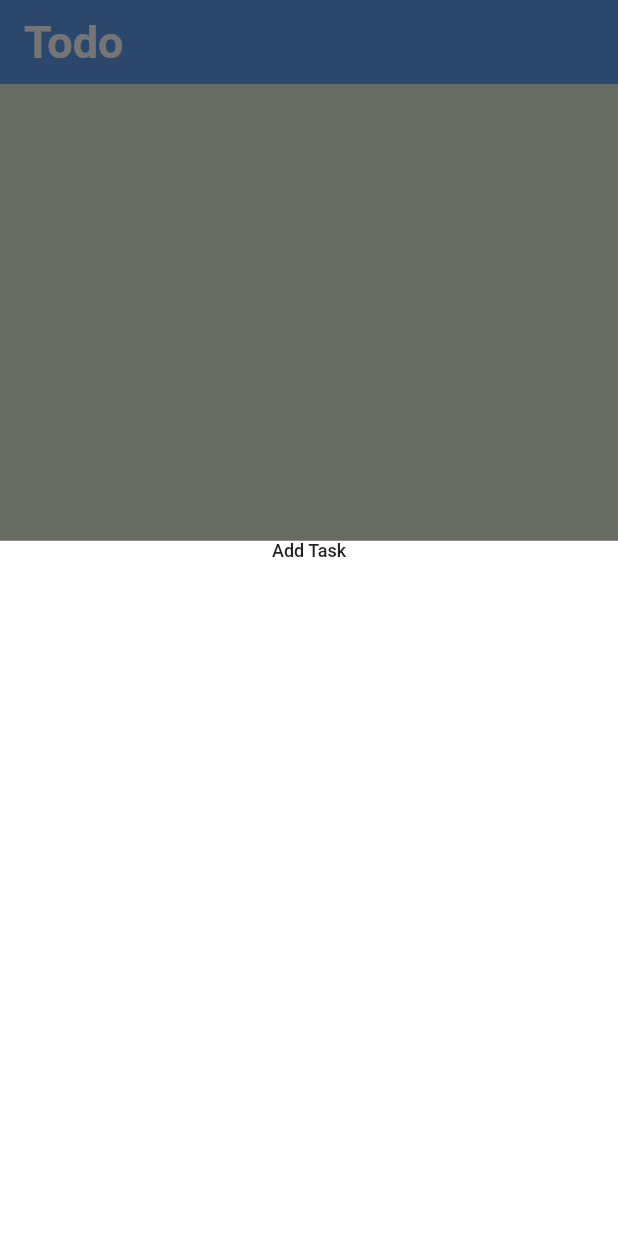
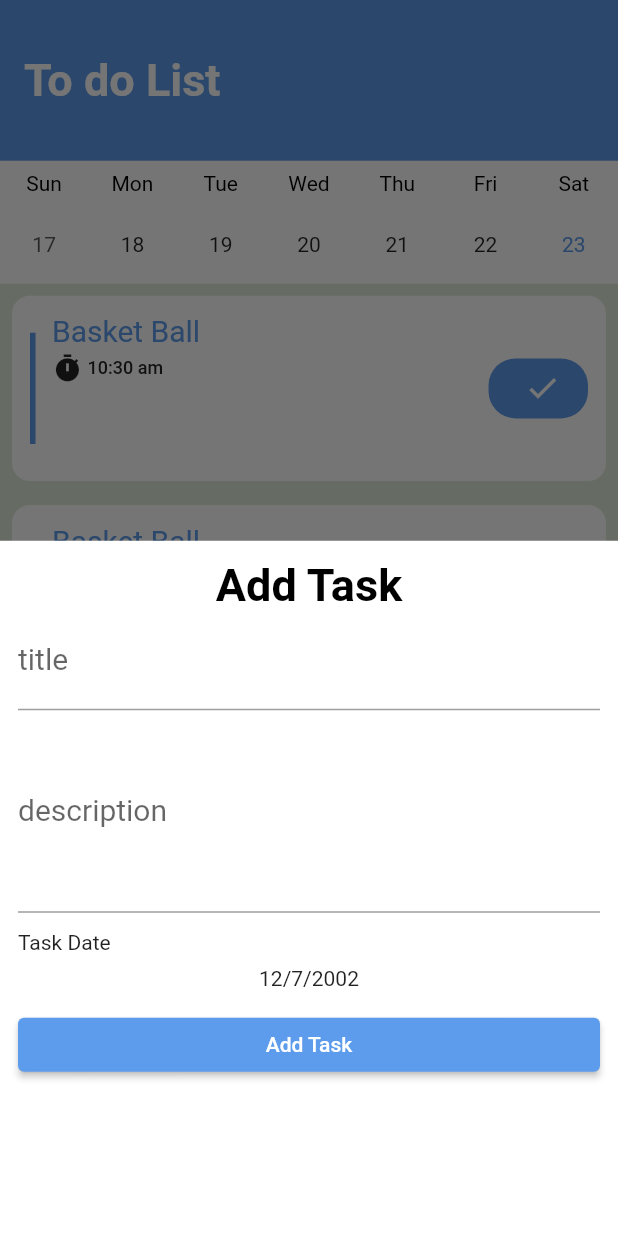
Before and after one commit to Norhan-127/Todo1, a Flutter app: the screen it shows after launch, after a tap on the "add" icon, on a phone screen of 412 x 824 dp. Run offline on Flutter 3.47's test engine with Material 2 defaults, Android fonts, the phone set to English and light mode, and no system bars; drawn by our look-alikes of table_calendar.

Commit message:
created widgets

```diff
--- a/lib/ui/home/Add_Task_Sheet.dart
+++ b/lib/ui/home/Add_Task_Sheet.dart
@@ -6,12 +6,36 @@ class AddTaskBottonSheet extends StatelessWidget {
   @override
   Widget build(BuildContext context) {
     return Container(
+      padding: EdgeInsets.all(12),
       child: Column(
+        crossAxisAlignment: CrossAxisAlignment.stretch,
         children: [
-          Text('Add Task',style: Theme.of(context).textTheme.bodyText1,),
-          Form(child:Column(children: [
-            TextFormField(),
-          ],))
+          Text('Add Task',
+            textAlign: TextAlign.center,
+            style: Theme.of(context).textTheme.headline1?.copyWith(color: Colors.black),),
+          Form(child:Column(
+              crossAxisAlignment: CrossAxisAlignment.stretch,
+              children: [
+            TextFormField(
+              decoration: InputDecoration(
+                labelText: 'title',
+              ),
+            ),
+            TextFormField(
+              minLines: 4,
+              maxLines: 4,
+              decoration: InputDecoration(
+                labelText: 'description',
+              ),
+            ),
+                SizedBox(height: 12,),
+                Text('Task Date'),
+                SizedBox(height: 8,),
+                Text('12/7/2002',textAlign: TextAlign.center,),
+                SizedBox(height: 12,),
+          ]),
+          ),
+          ElevatedButton(onPressed: (){},child: Text('Add Task'),)
         ],
       ),
     );
--- a/lib/ui/home/home_screen.dart
+++ b/lib/ui/home/home_screen.dart
@@ -1,6 +1,6 @@
 import 'package:flutter/material.dart';
 import 'package:todo/ui/home/settings/Settings_Tab.dart';
-import 'package:todo/ui/home/tasks_list/Tasks_List_Tab.dart';
+import 'package:todo/ui/home/tasks_list/TodosTab.dart';
 
 import 'Add_Task_Sheet.dart';
 
@@ -19,9 +19,10 @@ class _HomeScreenState extends State<HomeScreen> {
    return Scaffold(
      backgroundColor:Theme.of(context).colorScheme.secondary,
      appBar: AppBar(
-       title: Text('Todo',
+       title: Text('To do List',
        style: Theme.of(context).textTheme.headline1,
        ),
+       toolbarHeight: MediaQuery.of(context).size.height*.13,
      ),
 
      bottomNavigationBar: BottomAppBar(
--- a/lib/ui/home/my_theme.dart
+++ b/lib/ui/home/my_theme.dart
@@ -20,7 +20,7 @@ class MyThemeData {
           background: colorLightGreen,
           onBackground: lightPrimary,
           surface: Colors.white,
-          onSurface: colorWhite),
+          onSurface: Colors.black),
       scaffoldBackgroundColor: colorLightGreen,
       appBarTheme: AppBarTheme(
           centerTitle: false,
--- /dev/null
+++ b/lib/ui/home/tasks_list/Task_Widget.dart
@@ -0,0 +1,62 @@
+import 'package:flutter/material.dart';
+
+class TaskWidget extends StatelessWidget {
+  @override
+  Widget build(BuildContext context) {
+    return Container(
+      height: MediaQuery.of(context).size.height*.15,
+      decoration: BoxDecoration(
+          color: Colors.white,
+          borderRadius: BorderRadius.circular(12)),
+      margin: EdgeInsets.all(8),
+      padding: EdgeInsets.all(12),
+      child: Row(
+        children: [
+          Expanded(
+            flex: 1,
+            child: Container(
+              color: Theme.of(context).primaryColor,
+              width: MediaQuery.of(context).size.width*0.3,
+              height: MediaQuery.of(context).size.height*.09,
+            ),
+          ),
+          Spacer(flex: 3,),
+          Expanded(
+            flex: 78,
+            child: Column(
+              crossAxisAlignment: CrossAxisAlignment.start,
+              children: [
+                Text('Basket Ball',style: Theme.of(context).textTheme.subtitle1,),
+                SizedBox(height: 3,),
+                Row(
+                  mainAxisAlignment: MainAxisAlignment.start,
+                  children: [
+                    Icon(Icons.timer,size: MediaQuery.of(context).size.width*.05,),
+                    SizedBox(width: 3,),
+                    Text('10:30 am',style: Theme.of(context).textTheme.bodyText1,),
+                  ],
+                )
+              ],
+            ),
+          ),
+          Spacer(),
+          Expanded(
+            flex:18,
+            child: Container(
+
+              decoration: BoxDecoration(
+                borderRadius: BorderRadius.circular(18),
+                color: Theme.of(context).primaryColor,
+              ),
+              padding: EdgeInsets.symmetric(vertical: 8, horizontal: 24),
+              child: Icon(
+                Icons.check,
+                color: Colors.white,
+              ),
+            ),
+          )
+        ],
+      ),
+    );
+  }
+}
--- a/lib/ui/home/tasks_list/Tasks_List_Tab.dart
+++ /dev/null
@@ -1,9 +0,0 @@
-import 'package:flutter/material.dart';
-
-class TasksListTab extends StatelessWidget {
-
-  @override
-  Widget build(BuildContext context) {
-    return Container();
-  }
-}
--- /dev/null
+++ b/lib/ui/home/tasks_list/TodosTab.dart
@@ -0,0 +1,89 @@
+import 'package:flutter/material.dart';
+import 'package:table_calendar/table_calendar.dart';
+import 'package:todo/ui/home/tasks_list/Task_Widget.dart';
+
+class TasksListTab extends StatefulWidget {
+  @override
+  State<TasksListTab> createState() => _TasksListTabState();
+}
+
+class _TasksListTabState extends State<TasksListTab> {
+  DateTime selectedDay = DateTime.now();
+
+  DateTime focusedDay = DateTime.now();
+
+  @override
+  Widget build(BuildContext context) {
+    return Container(
+
+        child: Column(
+          children: [
+          Container(
+          color: Colors.white,
+          child: TableCalendar(
+            firstDay: DateTime.now().subtract(Duration(days: 365)),
+            lastDay: DateTime.now().add(Duration(days: 365)),
+            focusedDay: focusedDay,
+            selectedDayPredicate: (day) {
+              return isSameDay(selectedDay, day);
+            },
+            onDaySelected: (selectedDay, focusedDay) {
+              setState(() {
+                this.selectedDay = selectedDay;
+                this.focusedDay =
+                    focusedDay; // update `_focusedDay` here as well
+              });
+            },
+            calendarStyle: CalendarStyle(
+              selectedDecoration: BoxDecoration(
+                color: Colors.white,
+              ),
+              selectedTextStyle:
+              TextStyle(color: Theme
+                  .of(context)
+                  .primaryColor),
+              defaultDecoration: BoxDecoration(
+                color: Colors.white,
+              ),
+              holidayDecoration: BoxDecoration(
+                color: Colors.white,
+              ),
+              weekendDecoration: BoxDecoration(
+                color: Colors.white,
+              ),
+              isTodayHighlighted: false,
+            ),
+            calendarFormat: CalendarFormat.week,
+            daysOfWeekHeight: 30,
+            daysOfWeekStyle: DaysOfWeekStyle(
+              weekdayStyle:
+              TextStyle(color: Theme
+                  .of(context)
+                  .colorScheme
+                  .onSurface),
+              weekendStyle:
+              TextStyle(color: Theme
+                  .of(context)
+                  .colorScheme
+                  .onSurface),
+              decoration: BoxDecoration(
+                color: Colors.white,
+              ),
+            ),
+            headerVisible: false,
+            headerStyle: HeaderStyle(),
+          ),
+        ),
+        Expanded(
+          child: ListView.builder(
+            itemCount: 10,
+              itemBuilder: (context, index) {
+            return TaskWidget();
+          }
+          ),
+        ),
+    ]
+    )
+    );
+  }
+}
--- a/pubspec.yaml
+++ b/pubspec.yaml
@@ -34,7 +34,7 @@ dependencies:
   # The following adds the Cupertino Icons font to your application.
   # Use with the CupertinoIcons class for iOS style icons.
   cupertino_icons: ^1.0.2
-
+  table_calendar: ^3.0.5
 dev_dependencies:
   flutter_test:
     sdk: flutter
```
Also changed, not shown: pubspec.lock, 3 other files.
